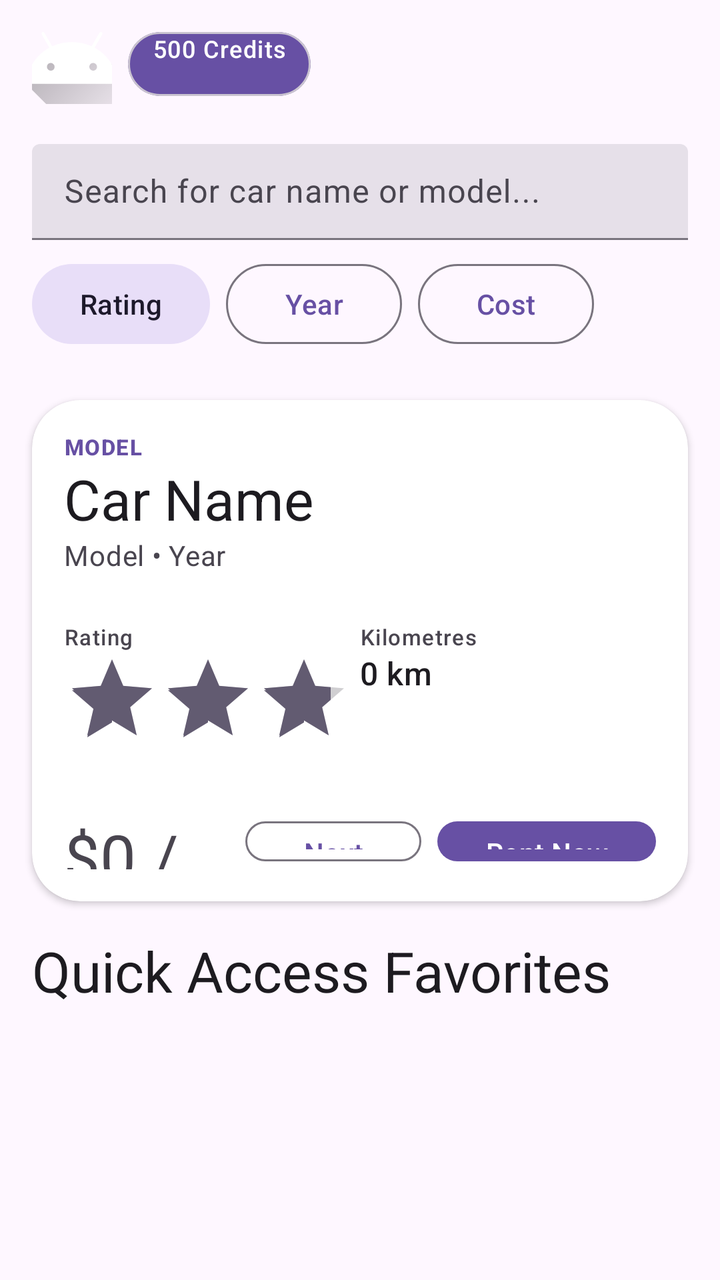
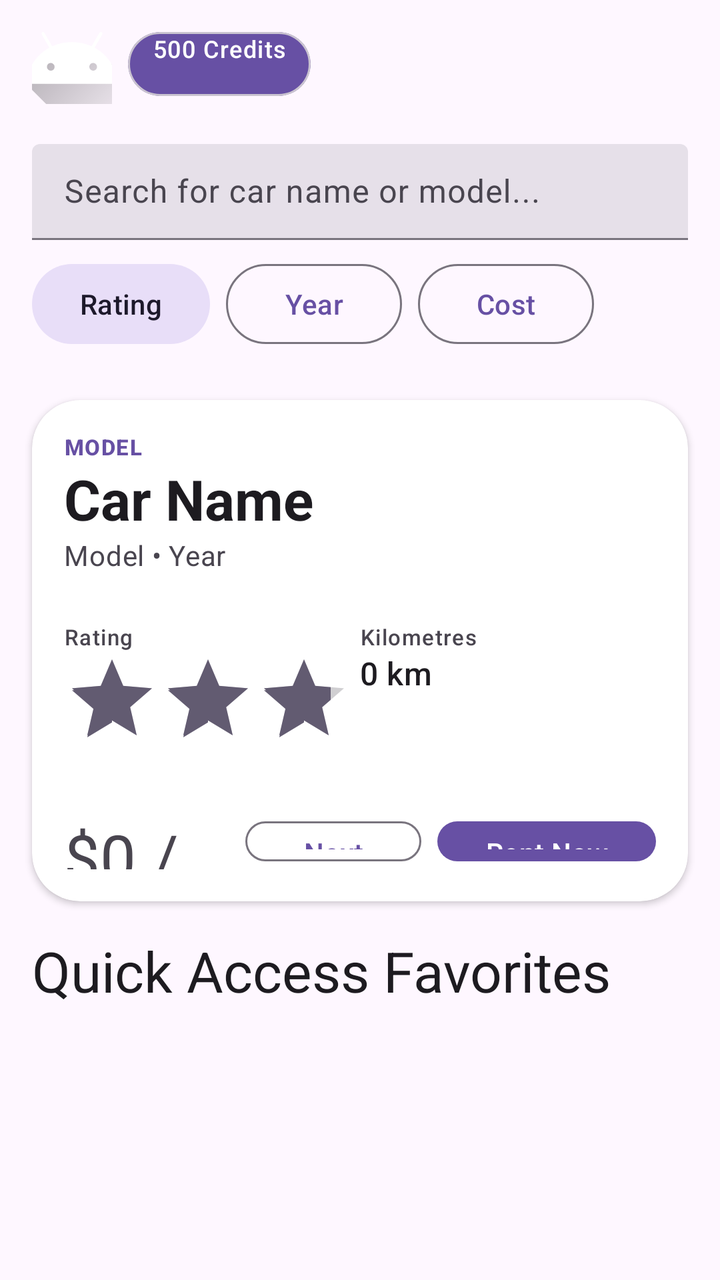

Two renders of the same Android screen: before a commit and after it. Below are the layout's source before the change and the commit's diff.
<!-- AndroidManifest.xml: application theme Theme.CarRentalApp -->
<!-- res/layout/activity_main.xml -->
<?xml version="1.0" encoding="utf-8"?>
<androidx.coordinatorlayout.widget.CoordinatorLayout xmlns:android="http://schemas.android.com/apk/res/android"
    android:id="@+id/main"
    xmlns:app="http://schemas.android.com/apk/res-auto"
    xmlns:tools="http://schemas.android.com/tools"
    android:layout_width="match_parent"
    android:layout_height="match_parent"
    android:background="?attr/colorSurface"
    tools:context=".MainActivity">

    <androidx.constraintlayout.widget.ConstraintLayout
        android:layout_width="match_parent"
        android:layout_height="match_parent">

        
        <com.google.android.material.appbar.MaterialToolbar
            android:id="@+id/topAppBar"
            android:layout_width="0dp"
            android:layout_height="?attr/actionBarSize"
            android:background="?attr/colorSurface"
            android:elevation="0dp"
            app:layout_constraintEnd_toEndOf="parent"
            app:layout_constraintStart_toStartOf="parent"
            app:layout_constraintTop_toTopOf="parent">

            <TextView
                android:id="@+id/titleText"
                android:layout_width="0dp"
                android:layout_height="wrap_content"
                android:layout_weight="1"
                android:text="Velocity"
                android:textAppearance="?attr/textAppearanceHeadlineMedium"
                android:textColor="?attr/colorOnSurface" />

            <ImageButton
                android:id="@+id/darkModeToggle"
                android:layout_width="40dp"
                android:layout_height="40dp"
                android:layout_marginEnd="8dp"
                android:background="?selectableItemBackgroundBorderless"
                android:contentDescription="Toggle dark mode"
                android:src="@drawable/ic_launcher_foreground" />

            <com.google.android.material.card.MaterialCardView
                android:id="@+id/balanceCard"
                android:layout_width="wrap_content"
                android:layout_height="32dp"
                app:cardBackgroundColor="?attr/colorPrimary"
                app:cardCornerRadius="16dp">

                <TextView
                    android:id="@+id/balanceText"
                    android:layout_width="wrap_content"
                    android:layout_height="wrap_content"
                    android:paddingHorizontal="12dp"
                    android:gravity="center"
                    android:text="500 Credits"
                    android:textAppearance="?attr/textAppearanceLabelMedium"
                    android:textColor="?attr/colorOnPrimary" />

            </com.google.android.material.card.MaterialCardView>

        </com.google.android.material.appbar.MaterialToolbar>

        
        <LinearLayout
            android:id="@+id/searchSortSection"
            android:layout_width="0dp"
            android:layout_height="wrap_content"
            android:orientation="vertical"
            android:paddingHorizontal="16dp"
            android:paddingTop="8dp"
            app:layout_constraintEnd_toEndOf="parent"
            app:layout_constraintStart_toStartOf="parent"
            app:layout_constraintTop_toBottomOf="@id/topAppBar">

            <com.google.android.material.textfield.TextInputLayout
                android:id="@+id/searchInputLayout"
                android:layout_width="match_parent"
                android:layout_height="wrap_content"
                style="@style/Widget.Material3.TextInputLayout.FilledBox">

                <com.google.android.material.textfield.TextInputEditText
                    android:id="@+id/searchInput"
                    android:layout_width="match_parent"
                    android:layout_height="48dp"
                    android:hint="Search for car name or model..."
                    android:inputType="text"
                    android:maxLines="1" />

            </com.google.android.material.textfield.TextInputLayout>

            <LinearLayout
                android:layout_width="match_parent"
                android:layout_height="wrap_content"
                android:orientation="horizontal"
                android:paddingVertical="8dp"
                android:gravity="center_vertical">

                <com.google.android.material.button.MaterialButton
                    android:id="@+id/sortRatingBtn"
                    style="@style/Widget.Material3.Button.TonalButton"
                    android:layout_width="wrap_content"
                    android:layout_height="wrap_content"
                    android:layout_marginEnd="8dp"
                    android:text="Rating" />

                <com.google.android.material.button.MaterialButton
                    android:id="@+id/sortYearBtn"
                    style="@style/Widget.Material3.Button.OutlinedButton"
                    android:layout_width="wrap_content"
                    android:layout_height="wrap_content"
                    android:layout_marginEnd="8dp"
                    android:text="Year" />

                <com.google.android.material.button.MaterialButton
                    android:id="@+id/sortCostBtn"
                    style="@style/Widget.Material3.Button.OutlinedButton"
                    android:layout_width="wrap_content"
                    android:layout_height="wrap_content"
                    android:text="Cost" />

            </LinearLayout>

        </LinearLayout>

        
        <androidx.cardview.widget.CardView
            android:id="@+id/carDisplayCard"
            android:layout_width="0dp"
            android:layout_height="0dp"
            android:layout_margin="16dp"
            app:cardCornerRadius="24dp"
            app:cardElevation="2dp"
            app:layout_constraintBottom_toTopOf="@id/favouritesLabel"
            app:layout_constraintEnd_toEndOf="parent"
            app:layout_constraintStart_toStartOf="parent"
            app:layout_constraintTop_toBottomOf="@id/searchSortSection">

            <LinearLayout
                android:layout_width="match_parent"
                android:layout_height="match_parent"
                android:orientation="vertical">

                <FrameLayout
                    android:id="@+id/carImageContainer"
                    android:layout_width="match_parent"
                    android:layout_height="0dp"
                    android:layout_weight="1">

                    <ImageView
                        android:id="@+id/carImage"
                        android:layout_width="match_parent"
                        android:layout_height="match_parent"
                        android:scaleType="centerCrop"
                        android:src="@drawable/ic_launcher_foreground" />

                    <ImageButton
                        android:id="@+id/favBtn"
                        android:layout_width="44dp"
                        android:layout_height="44dp"
                        android:layout_gravity="top|end"
                        android:layout_margin="12dp"
                        android:background="@drawable/ic_launcher_foreground"
                        android:contentDescription="Toggle favourite"
                        android:alpha="0.8" />

                    <com.google.android.material.card.MaterialCardView
                        android:id="@+id/ratingBadge"
                        android:layout_width="wrap_content"
                        android:layout_height="wrap_content"
                        android:layout_gravity="bottom|start"
                        android:layout_margin="12dp"
                        app:cardBackgroundColor="@color/tertiary_fixed"
                        app:cardCornerRadius="12dp"
                        app:contentPadding="4dp">

                        <TextView
                            android:id="@+id/ratingText"
                            android:layout_width="wrap_content"
                            android:layout_height="wrap_content"
                            android:paddingHorizontal="8dp"
                            android:text="4.9"
                            android:textAppearance="?attr/textAppearanceLabelSmall" />

                    </com.google.android.material.card.MaterialCardView>

                </FrameLayout>

                <LinearLayout
                    android:id="@+id/carInfoContainer"
                    android:layout_width="match_parent"
                    android:layout_height="wrap_content"
                    android:orientation="vertical"
                    android:padding="16dp">

                    <TextView
                        android:id="@+id/carModelLabel"
                        android:layout_width="wrap_content"
                        android:layout_height="wrap_content"
                        android:text="MODEL"
                        android:textAppearance="?attr/textAppearanceLabelSmall"
                        android:textColor="?attr/colorPrimary"
                        android:textStyle="bold" />

                    <TextView
                        android:id="@+id/carName"
                        android:layout_width="wrap_content"
                        android:layout_height="wrap_content"
                        android:text="Car Name"
                        android:textAppearance="?attr/textAppearanceHeadlineMedium" />

                    <TextView
                        android:id="@+id/carSubtitle"
                        android:layout_width="wrap_content"
                        android:layout_height="wrap_content"
                        android:text="Model \u2022 Year"
                        android:textAppearance="?attr/textAppearanceBodyMedium"
                        android:textColor="?attr/colorOnSurfaceVariant" />

                    <LinearLayout
                        android:layout_width="match_parent"
                        android:layout_height="wrap_content"
                        android:layout_marginVertical="12dp"
                        android:orientation="horizontal"
                        android:paddingVertical="12dp">

                        <LinearLayout
                            android:layout_width="0dp"
                            android:layout_height="wrap_content"
                            android:layout_weight="1"
                            android:orientation="vertical">

                            <TextView
                                android:layout_width="wrap_content"
                                android:layout_height="wrap_content"
                                android:text="Rating"
                                android:textAppearance="?attr/textAppearanceLabelSmall"
                                android:textColor="?attr/colorOnSurfaceVariant" />

                            <RatingBar
                                android:id="@+id/ratingBar"
                                android:layout_width="wrap_content"
                                android:layout_height="wrap_content"
                                android:isIndicator="true"
                                android:numStars="5"
                                android:rating="4.5"
                                android:stepSize="0.1" />

                        </LinearLayout>

                        <LinearLayout
                            android:layout_width="0dp"
                            android:layout_height="wrap_content"
                            android:layout_weight="1"
                            android:orientation="vertical">

                            <TextView
                                android:layout_width="wrap_content"
                                android:layout_height="wrap_content"
                                android:text="Kilometres"
                                android:textAppearance="?attr/textAppearanceLabelSmall"
                                android:textColor="?attr/colorOnSurfaceVariant" />

                            <TextView
                                android:id="@+id/kilometresText"
                                android:layout_width="wrap_content"
                                android:layout_height="wrap_content"
                                android:text="0 km"
                                android:textAppearance="?attr/textAppearanceTitleMedium" />

                        </LinearLayout>

                    </LinearLayout>

                    <LinearLayout
                        android:layout_width="match_parent"
                        android:layout_height="wrap_content"
                        android:gravity="center_vertical">

                        <TextView
                            android:id="@+id/carPrice"
                            android:layout_width="0dp"
                            android:layout_height="wrap_content"
                            android:layout_weight="1"
                            android:text="$0 / day"
                            android:textAppearance="?attr/textAppearanceHeadlineLarge" />

                        <com.google.android.material.button.MaterialButton
                            android:id="@+id/nextBtn"
                            style="@style/Widget.Material3.Button.OutlinedButton"
                            android:layout_width="wrap_content"
                            android:layout_height="wrap_content"
                            android:text="Next" />

                        <com.google.android.material.button.MaterialButton
                            android:id="@+id/rentBtn"
                            style="@style/Widget.Material3.Button"
                            android:layout_width="wrap_content"
                            android:layout_height="wrap_content"
                            android:layout_marginStart="8dp"
                            android:text="Rent Now" />

                    </LinearLayout>

                </LinearLayout>

            </LinearLayout>

        </androidx.cardview.widget.CardView>

        
        <TextView
            android:id="@+id/favouritesLabel"
            android:layout_width="0dp"
            android:layout_height="wrap_content"
            android:layout_marginStart="16dp"
            android:text="Quick Access Favorites"
            android:textAppearance="?attr/textAppearanceHeadlineMedium"
            app:layout_constraintBottom_toTopOf="@id/favouritesRecycler"
            app:layout_constraintEnd_toEndOf="parent"
            app:layout_constraintStart_toStartOf="parent" />

        
        <androidx.recyclerview.widget.RecyclerView
            android:id="@+id/favouritesRecycler"
            android:layout_width="0dp"
            android:layout_height="120dp"
            android:layout_margin="16dp"
            android:orientation="horizontal"
            app:layoutManager="androidx.recyclerview.widget.LinearLayoutManager"
            app:layout_constraintBottom_toBottomOf="parent"
            app:layout_constraintEnd_toEndOf="parent"
            app:layout_constraintStart_toStartOf="parent" />

    </androidx.constraintlayout.widget.ConstraintLayout>

</androidx.coordinatorlayout.widget.CoordinatorLayout>
<!-- resources referenced by this layout -->
<resources>
  <color name="tertiary_fixed">#FFE6E1DF</color>
  <!-- drawable ic_launcher_foreground (drawable) -->
  <vector xmlns:android="http://schemas.android.com/apk/res/android"
      xmlns:aapt="http://schemas.android.com/aapt"
      android:width="108dp"
      android:height="108dp"
      android:viewportWidth="108"
      android:viewportHeight="108">
      <path android:pathData="M31,63.928c0,0 6.4,-11 12.1,-13.1c7.2,-2.6 26,-1.4 26,-1.4l38.1,38.1L107,108.928l-32,-1L31,63.928z">
          <aapt:attr name="android:fillColor">
              <gradient
                  android:endX="85.84757"
                  android:endY="92.4963"
                  android:startX="42.9492"
                  android:startY="49.59793"
                  android:type="linear">
                  <item
                      android:color="#44000000"
                      android:offset="0.0" />
                  <item
                      android:color="#00000000"
                      android:offset="1.0" />
              </gradient>
          </aapt:attr>
      </path>
      <path
          android:fillColor="#FFFFFF"
          android:fillType="nonZero"
          android:pathData="M65.3,45.828l3.8,-6.6c0.2,-0.4 0.1,-0.9 -0.3,-1.1c-0.4,-0.2 -0.9,-0.1 -1.1,0.3l-3.9,6.7c-6.3,-2.8 -13.4,-2.8 -19.7,0l-3.9,-6.7c-0.2,-0.4 -0.7,-0.5 -1.1,-0.3C38.8,38.328 38.7,38.828 38.9,39.228l3.8,6.6C36.2,49.428 31.7,56.028 31,63.928h46C76.3,56.028 71.8,49.428 65.3,45.828zM43.4,57.328c-0.8,0 -1.5,-0.5 -1.8,-1.2c-0.3,-0.7 -0.1,-1.5 0.4,-2.1c0.5,-0.5 1.4,-0.7 2.1,-0.4c0.7,0.3 1.2,1 1.2,1.8C45.3,56.528 44.5,57.328 43.4,57.328L43.4,57.328zM64.6,57.328c-0.8,0 -1.5,-0.5 -1.8,-1.2s-0.1,-1.5 0.4,-2.1c0.5,-0.5 1.4,-0.7 2.1,-0.4c0.7,0.3 1.2,1 1.2,1.8C66.5,56.528 65.6,57.328 64.6,57.328L64.6,57.328z"
          android:strokeWidth="1"
          android:strokeColor="#00000000" />
  </vector>
  <style name="Theme.CarRentalApp" parent="Base.Theme.CarRentalApp" />
  <style name="Base.Theme.CarRentalApp" parent="Theme.Material3.DayNight.NoActionBar">
          
          
      </style>
</resources>

<!-- the commit's change to res/layout/activity_main.xml (unified diff, before → after) -->
@@ -196,27 +196,24 @@
 
                     <TextView
                         android:id="@+id/carModelLabel"
+                        style="@style/Widget.CarRentalApp.SpecLabel"
                         android:layout_width="wrap_content"
                         android:layout_height="wrap_content"
-                        android:text="MODEL"
-                        android:textAppearance="?attr/textAppearanceLabelSmall"
-                        android:textColor="?attr/colorPrimary"
-                        android:textStyle="bold" />
+                        android:text="MODEL" />
 
                     <TextView
                         android:id="@+id/carName"
+                        style="@style/Widget.CarRentalApp.CarTitle"
                         android:layout_width="wrap_content"
                         android:layout_height="wrap_content"
-                        android:text="Car Name"
-                        android:textAppearance="?attr/textAppearanceHeadlineMedium" />
+                        android:text="Car Name" />
 
                     <TextView
                         android:id="@+id/carSubtitle"
+                        style="@style/Widget.CarRentalApp.CarSubtitle"
                         android:layout_width="wrap_content"
                         android:layout_height="wrap_content"
-                        android:text="Model \u2022 Year"
-                        android:textAppearance="?attr/textAppearanceBodyMedium"
-                        android:textColor="?attr/colorOnSurfaceVariant" />
+                        android:text="Model \u2022 Year" />
 
                     <LinearLayout
                         android:layout_width="match_parent"
<!-- resource entries referenced after the edit -->
@@ -32,10 +32,19 @@
           android:strokeWidth="1"
           android:strokeColor="#00000000" />
   </vector>
+  <style name="Widget.CarRentalApp.CarSubtitle" parent="TextAppearance.Material3.BodyMedium">
+          <item name="android:textColor">?attr/colorOnSurfaceVariant</item>
+      </style>
+  <style name="Widget.CarRentalApp.CarTitle" parent="TextAppearance.Material3.HeadlineMedium">
+          <item name="android:textStyle">bold</item>
+      </style>
+  <style name="Widget.CarRentalApp.SpecLabel" parent="TextAppearance.Material3.LabelSmall">
+          <item name="android:textStyle">bold</item>
+          <item name="android:textAllCaps">true</item>
+          <item name="android:textColor">?attr/colorPrimary</item>
+      </style>
   <style name="Theme.CarRentalApp" parent="Base.Theme.CarRentalApp" />
   <style name="Base.Theme.CarRentalApp" parent="Theme.Material3.DayNight.NoActionBar">
-          
-          
       </style>
 </resources>
 
